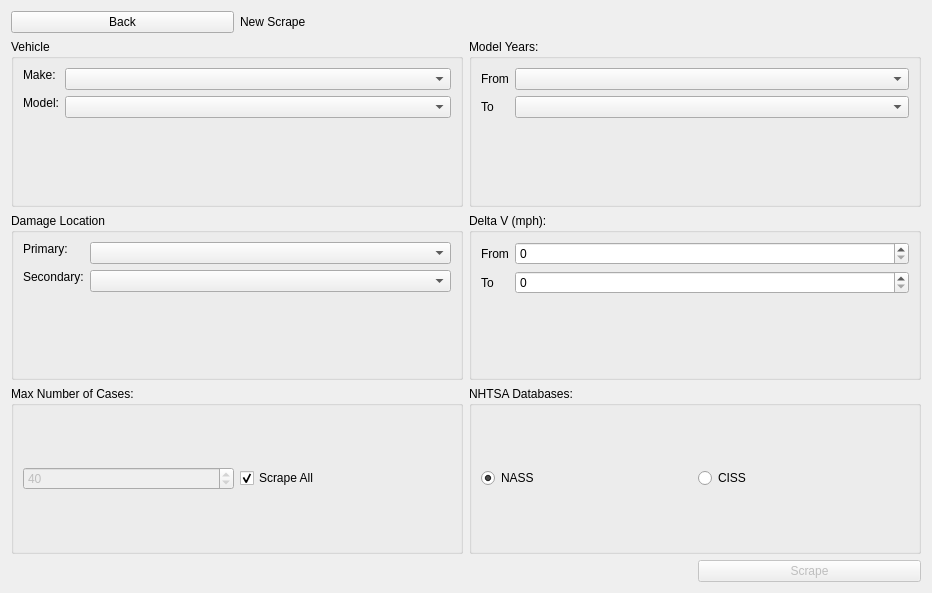
First picture: the form in src/app/ui/ScrapeMenu.ui, repository caden-maxwell/nhtsa-scrape, before the edit.
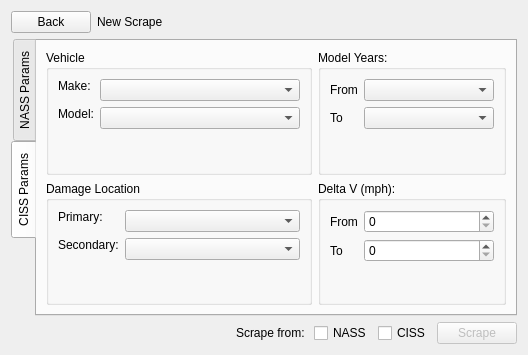
Second picture: the form after the edit. The open tabs and pages were chosen to show the change.

Commit message: New scrape menu layout

```diff
--- a/src/app/ui/ScrapeMenu.ui
+++ b/src/app/ui/ScrapeMenu.ui
@@ -6,38 +6,17 @@
    <rect>
     <x>0</x>
     <y>0</y>
-    <width>932</width>
-    <height>593</height>
+    <width>528</width>
+    <height>355</height>
    </rect>
   </property>
   <property name="windowTitle">
    <string>Form</string>
   </property>
   <layout class="QGridLayout" name="gridLayout">
-   <item row="3" column="3">
-    <widget class="QPushButton" name="submitBtn">
-     <property name="enabled">
-      <bool>false</bool>
-     </property>
-     <property name="text">
-      <string>Scrape</string>
-     </property>
-    </widget>
-   </item>
-   <item row="0" column="1">
-    <widget class="QLabel" name="mainTitle">
-     <property name="sizePolicy">
-      <sizepolicy hsizetype="Preferred" vsizetype="Fixed">
-       <horstretch>0</horstretch>
-       <verstretch>0</verstretch>
-      </sizepolicy>
-     </property>
-     <property name="text">
-      <string>New Scrape</string>
-     </property>
-    </widget>
-   </item>
    <item row="0" column="0">
+    <layout class="QHBoxLayout" name="horizontalLayout">
+     <item>
     <widget class="QPushButton" name="backBtn">
      <property name="sizePolicy">
       <sizepolicy hsizetype="Minimum" vsizetype="Fixed">
@@ -50,61 +29,48 @@
      </property>
     </widget>
    </item>
-   <item row="2" column="0" colspan="4">
-    <layout class="QGridLayout" name="body" rowstretch="0,0,0,0">
-     <property name="sizeConstraint">
-      <enum>QLayout::SetMaximumSize</enum>
-     </property>
-     <item row="2" column="3">
-      <widget class="QGroupBox" name="deltaVBox">
-       <property name="title">
-        <string>Delta V (mph):</string>
-       </property>
-       <layout class="QFormLayout" name="formLayout_4">
-        <item row="0" column="0">
-         <widget class="QLabel" name="label_4">
+     <item>
+      <widget class="QLabel" name="mainTitle">
           <property name="sizePolicy">
-           <sizepolicy hsizetype="Fixed" vsizetype="Preferred">
+        <sizepolicy hsizetype="Preferred" vsizetype="Fixed">
             <horstretch>0</horstretch>
             <verstretch>0</verstretch>
            </sizepolicy>
           </property>
           <property name="text">
-           <string>From</string>
+        <string>New Scrape</string>
           </property>
          </widget>
         </item>
-        <item row="0" column="1">
-         <widget class="QSpinBox" name="dvMinSpin">
-          <property name="maximum">
-           <number>999999999</number>
-          </property>
-         </widget>
-        </item>
-        <item row="1" column="0">
-         <widget class="QLabel" name="label_8">
-          <property name="sizePolicy">
-           <sizepolicy hsizetype="Fixed" vsizetype="Preferred">
-            <horstretch>0</horstretch>
-            <verstretch>0</verstretch>
-           </sizepolicy>
-          </property>
-          <property name="text">
-           <string>To</string>
-          </property>
-         </widget>
-        </item>
-        <item row="1" column="1">
-         <widget class="QSpinBox" name="dvMaxSpin">
-          <property name="maximum">
-           <number>999999999</number>
-          </property>
-         </widget>
-        </item>
-       </layout>
-      </widget>
-     </item>
-     <item row="2" column="1">
+     <item>
+      <spacer name="horizontalSpacer_2">
+       <property name="orientation">
+        <enum>Qt::Horizontal</enum>
+       </property>
+       <property name="sizeHint" stdset="0">
+        <size>
+         <width>40</width>
+         <height>20</height>
+        </size>
+       </property>
+      </spacer>
+     </item>
+    </layout>
+   </item>
+   <item row="1" column="0">
+    <widget class="QTabWidget" name="tabWidget">
+     <property name="tabPosition">
+      <enum>QTabWidget::West</enum>
+     </property>
+     <property name="currentIndex">
+      <number>0</number>
+     </property>
+     <widget class="QWidget" name="tab">
+      <attribute name="title">
+       <string>NASS Params</string>
+      </attribute>
+      <layout class="QGridLayout" name="gridLayout_2">
+       <item row="1" column="0">
       <widget class="QGroupBox" name="damageBox">
        <property name="title">
         <string>Damage Location</string>
@@ -153,7 +119,7 @@
        </layout>
       </widget>
      </item>
-     <item row="1" column="1">
+       <item row="0" column="0">
       <widget class="QGroupBox" name="vehicleBox">
        <property name="title">
         <string>Vehicle</string>
@@ -208,7 +174,7 @@
        </layout>
       </widget>
      </item>
-     <item row="1" column="3">
+       <item row="0" column="1">
       <widget class="QGroupBox" name="yearsBox">
        <property name="title">
         <string>Model Years:</string>
@@ -257,74 +223,318 @@
        </layout>
       </widget>
      </item>
-     <item row="3" column="3">
-      <widget class="QGroupBox" name="databasesBox">
-       <property name="enabled">
-        <bool>true</bool>
-       </property>
-       <property name="autoFillBackground">
+       <item row="1" column="1">
+        <widget class="QGroupBox" name="deltaVBox">
+         <property name="title">
+          <string>Delta V (mph):</string>
+         </property>
+         <layout class="QFormLayout" name="formLayout_4">
+          <item row="0" column="0">
+           <widget class="QLabel" name="label_4">
+            <property name="sizePolicy">
+             <sizepolicy hsizetype="Fixed" vsizetype="Preferred">
+              <horstretch>0</horstretch>
+              <verstretch>0</verstretch>
+             </sizepolicy>
+            </property>
+            <property name="text">
+             <string>From</string>
+            </property>
+           </widget>
+          </item>
+          <item row="0" column="1">
+           <widget class="QSpinBox" name="dvMinSpin">
+            <property name="maximum">
+             <number>999999999</number>
+            </property>
+           </widget>
+          </item>
+          <item row="1" column="0">
+           <widget class="QLabel" name="label_8">
+            <property name="sizePolicy">
+             <sizepolicy hsizetype="Fixed" vsizetype="Preferred">
+              <horstretch>0</horstretch>
+              <verstretch>0</verstretch>
+             </sizepolicy>
+            </property>
+            <property name="text">
+             <string>To</string>
+            </property>
+           </widget>
+          </item>
+          <item row="1" column="1">
+           <widget class="QSpinBox" name="dvMaxSpin">
+            <property name="maximum">
+             <number>999999999</number>
+            </property>
+           </widget>
+          </item>
+         </layout>
+        </widget>
+       </item>
+      </layout>
+     </widget>
+     <widget class="QWidget" name="tab_2">
+      <attribute name="title">
+       <string>CISS Params</string>
+      </attribute>
+      <layout class="QGridLayout" name="gridLayout_3">
+       <item row="0" column="0">
+        <widget class="QGroupBox" name="vehicleBox_2">
+         <property name="title">
+          <string>Vehicle</string>
+         </property>
+         <layout class="QFormLayout" name="formLayout_8">
+          <item row="0" column="0">
+           <widget class="QLabel" name="makeLabel_2">
+            <property name="sizePolicy">
+             <sizepolicy hsizetype="Fixed" vsizetype="Fixed">
+              <horstretch>0</horstretch>
+              <verstretch>0</verstretch>
+             </sizepolicy>
+            </property>
+            <property name="text">
+             <string>Make:</string>
+            </property>
+           </widget>
+          </item>
+          <item row="0" column="1">
+           <widget class="QComboBox" name="makeCombo_2">
+            <property name="minimumSize">
+             <size>
+              <width>200</width>
+              <height>0</height>
+             </size>
+            </property>
+            <property name="editable">
         <bool>false</bool>
        </property>
+           </widget>
+          </item>
+          <item row="1" column="0">
+           <widget class="QLabel" name="modelLabel_2">
+            <property name="sizePolicy">
+             <sizepolicy hsizetype="Fixed" vsizetype="Fixed">
+              <horstretch>0</horstretch>
+              <verstretch>0</verstretch>
+             </sizepolicy>
+            </property>
+            <property name="text">
+             <string>Model:</string>
+            </property>
+           </widget>
+          </item>
+          <item row="1" column="1">
+           <widget class="QComboBox" name="modelCombo_2">
+            <property name="editable">
+             <bool>false</bool>
+            </property>
+           </widget>
+          </item>
+         </layout>
+        </widget>
+       </item>
+       <item row="0" column="1">
+        <widget class="QGroupBox" name="yearsBox_2">
        <property name="title">
-        <string>NHTSA Databases:</string>
-       </property>
-       <layout class="QHBoxLayout" name="horizontalLayout">
+          <string>Model Years:</string>
+         </property>
+         <layout class="QFormLayout" name="formLayout_6">
+          <item row="0" column="0">
+           <widget class="QLabel" name="label_10">
+            <property name="sizePolicy">
+             <sizepolicy hsizetype="Fixed" vsizetype="Preferred">
+              <horstretch>0</horstretch>
+              <verstretch>0</verstretch>
+             </sizepolicy>
+            </property>
+            <property name="text">
+             <string>From</string>
+            </property>
+           </widget>
+          </item>
+          <item row="0" column="1">
+           <widget class="QComboBox" name="startYearCombo_2">
+            <property name="editable">
+             <bool>false</bool>
+            </property>
+           </widget>
+          </item>
+          <item row="1" column="0">
+           <widget class="QLabel" name="label_11">
+            <property name="sizePolicy">
+             <sizepolicy hsizetype="Fixed" vsizetype="Preferred">
+              <horstretch>0</horstretch>
+              <verstretch>0</verstretch>
+             </sizepolicy>
+            </property>
+            <property name="text">
+             <string>To</string>
+            </property>
+           </widget>
+          </item>
+          <item row="1" column="1">
+           <widget class="QComboBox" name="endYearCombo_2">
+            <property name="editable">
+             <bool>false</bool>
+            </property>
+           </widget>
+          </item>
+         </layout>
+        </widget>
+       </item>
+       <item row="1" column="0">
+        <widget class="QGroupBox" name="damageBox_2">
+         <property name="title">
+          <string>Damage Location</string>
+         </property>
+         <layout class="QFormLayout" name="formLayout_5">
+          <item row="0" column="0">
+           <widget class="QLabel" name="label_5">
+            <property name="sizePolicy">
+             <sizepolicy hsizetype="Fixed" vsizetype="Fixed">
+              <horstretch>0</horstretch>
+              <verstretch>0</verstretch>
+             </sizepolicy>
+            </property>
+            <property name="text">
+             <string>Primary:</string>
+            </property>
+           </widget>
+          </item>
+          <item row="0" column="1">
+           <widget class="QComboBox" name="pDmgCombo_2">
+            <property name="editable">
+             <bool>false</bool>
+            </property>
+           </widget>
+          </item>
+          <item row="1" column="0">
+           <widget class="QLabel" name="label_9">
+            <property name="sizePolicy">
+             <sizepolicy hsizetype="Preferred" vsizetype="Fixed">
+              <horstretch>0</horstretch>
+              <verstretch>0</verstretch>
+             </sizepolicy>
+            </property>
+            <property name="text">
+             <string>Secondary:</string>
+            </property>
+           </widget>
+          </item>
+          <item row="1" column="1">
+           <widget class="QComboBox" name="sDmgCombo_2">
+            <property name="editable">
+             <bool>false</bool>
+            </property>
+           </widget>
+          </item>
+         </layout>
+        </widget>
+       </item>
+       <item row="1" column="1">
+        <widget class="QGroupBox" name="deltaVBox_2">
+         <property name="title">
+          <string>Delta V (mph):</string>
+         </property>
+         <layout class="QFormLayout" name="formLayout_7">
+          <item row="0" column="0">
+           <widget class="QLabel" name="label_12">
+            <property name="sizePolicy">
+             <sizepolicy hsizetype="Fixed" vsizetype="Preferred">
+              <horstretch>0</horstretch>
+              <verstretch>0</verstretch>
+             </sizepolicy>
+            </property>
+            <property name="text">
+             <string>From</string>
+            </property>
+           </widget>
+          </item>
+          <item row="0" column="1">
+           <widget class="QSpinBox" name="dvMinSpin_2">
+            <property name="maximum">
+             <number>999999999</number>
+            </property>
+           </widget>
+          </item>
+          <item row="1" column="0">
+           <widget class="QLabel" name="label_13">
+            <property name="sizePolicy">
+             <sizepolicy hsizetype="Fixed" vsizetype="Preferred">
+              <horstretch>0</horstretch>
+              <verstretch>0</verstretch>
+             </sizepolicy>
+            </property>
+            <property name="text">
+             <string>To</string>
+            </property>
+           </widget>
+          </item>
+          <item row="1" column="1">
+           <widget class="QSpinBox" name="dvMaxSpin_2">
+            <property name="maximum">
+             <number>999999999</number>
+            </property>
+           </widget>
+          </item>
+         </layout>
+        </widget>
+       </item>
+      </layout>
+     </widget>
+    </widget>
+   </item>
+   <item row="2" column="0">
+    <layout class="QHBoxLayout" name="horizontalLayout_2">
         <item>
-         <widget class="QRadioButton" name="nassRadio">
+      <spacer name="horizontalSpacer">
+       <property name="orientation">
+        <enum>Qt::Horizontal</enum>
+       </property>
+       <property name="sizeHint" stdset="0">
+        <size>
+         <width>40</width>
+         <height>20</height>
+        </size>
+       </property>
+      </spacer>
+     </item>
+     <item>
+      <widget class="QLabel" name="label_3">
+       <property name="text">
+        <string>Scrape from: </string>
+       </property>
+      </widget>
+     </item>
+     <item>
+      <widget class="QCheckBox" name="checkBox">
           <property name="text">
            <string>NASS</string>
           </property>
-          <property name="checked">
-           <bool>true</bool>
-          </property>
          </widget>
         </item>
         <item>
-         <widget class="QRadioButton" name="cissRadio">
-          <property name="enabled">
-           <bool>true</bool>
-          </property>
+      <widget class="QCheckBox" name="checkBox_2">
           <property name="text">
            <string>CISS</string>
           </property>
          </widget>
         </item>
-       </layout>
-      </widget>
-     </item>
-     <item row="3" column="1">
-      <widget class="QGroupBox" name="maxCasesBox">
-       <property name="title">
-        <string>Max Number of Cases:</string>
-       </property>
-       <layout class="QHBoxLayout" name="horizontalLayout_4">
         <item>
-         <widget class="QSpinBox" name="casesSpin">
+      <widget class="QPushButton" name="submitBtn">
           <property name="enabled">
            <bool>false</bool>
           </property>
-          <property name="minimum">
-           <number>1</number>
-          </property>
-          <property name="maximum">
-           <number>999999999</number>
-          </property>
-          <property name="value">
-           <number>40</number>
-          </property>
-         </widget>
-        </item>
-        <item>
-         <widget class="QCheckBox" name="noMaxCheckbox">
           <property name="text">
-           <string>Scrape All</string>
-          </property>
-          <property name="checked">
+        <string>Scrape</string>
+       </property>
+       <property name="checkable">
+        <bool>false</bool>
+       </property>
+       <property name="default">
            <bool>true</bool>
           </property>
-         </widget>
-        </item>
-       </layout>
       </widget>
      </item>
     </layout>
```
Lines whose indentation alone changed are shown as unchanged. The commit also changes 3 other files.
